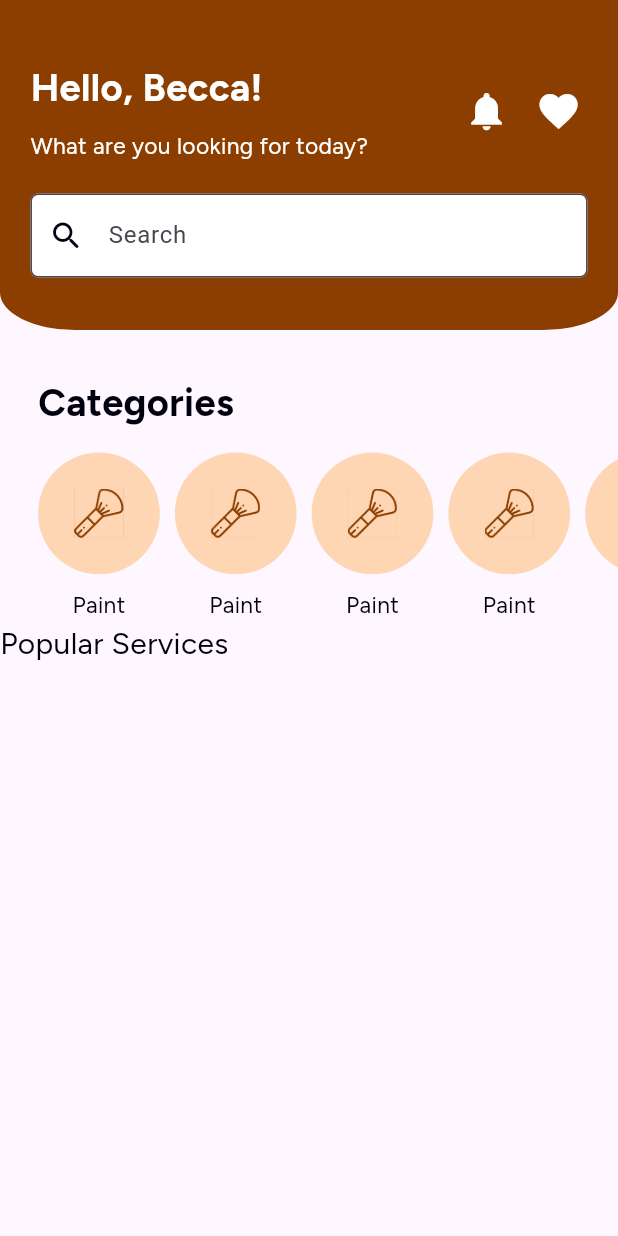
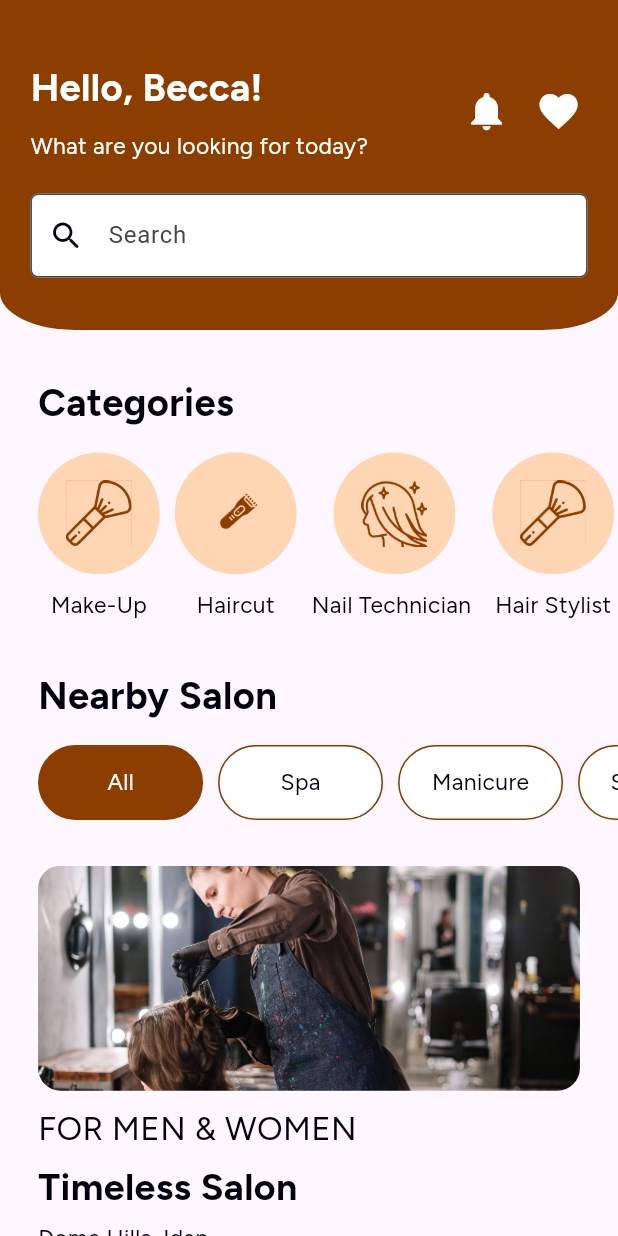
Before and after one commit to theflaury/flaury-mobile-app, a Flutter app: the HomeView screen opened by its route, on a phone screen of 412 x 824 dp. Run offline on Flutter 3.47's test engine with Material 3 defaults, Android fonts, the light colour scheme and no system bars; our stand-ins replace flutter_screenutil, get, google_fonts, iconsax_flutter; statements that could not run were skipped.

Commit message:
get up and dance

```diff
--- a/lib/app/constants/images.dart
+++ b/lib/app/constants/images.dart
@@ -2,5 +2,7 @@ class AppImages {
   static const String nails = 'assets/images/nail.png';
   static const String brush = 'assets/images/brush.png';
   static const String clipper = 'assets/images/clipper.png';
-  static const String makeup = 'assets/images/Group.png';
+  static const String hair = 'assets/images/Group.png';
+  static const String nearbysalon = 'assets/images/Rectangle 64.png';
+  static const String recommended = 'assets/images/Frame 60.png';
 }
--- a/lib/app/modules/home/views/home_view.dart
+++ b/lib/app/modules/home/views/home_view.dart
@@ -3,6 +3,9 @@ import 'package:flaury/app/theme/colors.dart';
 import 'package:flaury/app/widgets/apptext.dart';
 import 'package:flaury/app/widgets/caregories.dart';
 import 'package:flaury/app/widgets/homeheader.dart';
+import 'package:flaury/app/widgets/nearby.dart';
+import 'package:flaury/app/widgets/nearbycontainer.dart';
+import 'package:flaury/app/widgets/recommendation.dart';
 import 'package:flaury/app/widgets/space.dart';
 import 'package:flutter/material.dart';
 import 'package:get/get.dart';
@@ -37,6 +40,7 @@ class HomeView extends GetView<HomeController> {
                         ),
                       ),
                       vSpace(15),
+                      // Categories
                       SingleChildScrollView(
                         physics: const BouncingScrollPhysics(),
                         padding: simPad(0, 25),
@@ -46,28 +50,141 @@ class HomeView extends GetView<HomeController> {
                           children: [
                             Categories(
                               image: AppImages.brush,
-                              data: 'Paint',
+                              data: 'Make-Up',
+                            ),
+                            Categories(
+                              image: AppImages.clipper,
+                              data: 'Haircut',
+                            ),
+                            Categories(
+                              image: AppImages.hair,
+                              data: 'Nail Technician ',
                             ),
                             Categories(
                               image: AppImages.brush,
-                              data: 'Paint',
+                              data: 'Hair Stylist',
                             ),
                             Categories(
                               image: AppImages.brush,
-                              data: 'Paint',
-                            ),
-                            Categories(
-                              image: AppImages.brush,
-                              data: 'Paint',
-                            ),
-                            Categories(
-                              image: AppImages.brush,
-                              data: 'Paint',
+                              data: 'Make-Up',
                             ),
                           ],
                         ),
                       ),
-                      MedAppText('Popular Services', fontSize: 20),
+                      vSpace(30),
+                      Padding(
+                        padding: simPad(0, 25),
+                        child: BigAppText(
+                          'Nearby Salon',
+                        ),
+                      ),
+                      vSpace(15),
+                      // NearBy
+                      SingleChildScrollView(
+                        physics: const BouncingScrollPhysics(),
+                        padding: simPad(0, 25),
+                        scrollDirection: Axis.horizontal,
+                        child: const Wrap(
+                          spacing: 10,
+                          children: [
+                            NearBy(
+                              data: 'All',
+                              textcolor: AppColors.white,
+                              color: AppColors.primary,
+                            ),
+                            NearBy(
+                              data: 'Spa',
+                              textcolor: AppColors.black,
+                              color: AppColors.white,
+                            ),
+                            NearBy(
+                              data: 'Manicure',
+                              textcolor: AppColors.black,
+                              color: AppColors.white,
+                            ),
+                            NearBy(
+                              data: 'Skin Care',
+                              textcolor: AppColors.black,
+                              color: AppColors.white,
+                            ),
+                            NearBy(
+                              data: 'Hair Dressing',
+                              textcolor: AppColors.black,
+                              color: AppColors.white,
+                            ),
+                          ],
+                        ),
+                      ),
+                      vSpace(30),
+                      Padding(
+                        padding: simPad(0, 25),
+                        child: const Column(
+                          children: [
+                            // Card Container
+                            NearbyContainer(
+                              category: 'FOR MEN & WOMEN',
+                              title: 'Timeless Salon',
+                              location: 'Dome Hills, Idan',
+                              image: AppImages.nearbysalon,
+                            ),
+                            NearbyContainer(
+                              category: 'FOR MEN & WOMEN',
+                              title: 'Timeless Salon',
+                              location: 'Dome Hills, Idan',
+                              image: AppImages.nearbysalon,
+                            ),
+                          ],
+                        ),
+                      ),
+                      Padding(
+                        padding: simPad(0, 25),
+                        child: Column(
+                          crossAxisAlignment: CrossAxisAlignment.start,
+                          children: [
+                            BigAppText('Recommendations'),
+                            vSpace(10),
+                            const SingleChildScrollView(
+                              physics: ClampingScrollPhysics(),
+                              scrollDirection: Axis.horizontal,
+                              child: Wrap(
+                                spacing: 20,
+                                children: [
+                                  Recommendation(
+                                    image: AppImages.recommended,
+                                    title: 'Make-Over',
+                                    subtitle:
+                                        'Experience Make-overs in a whole new level',
+                                  ),
+                                  Recommendation(
+                                    image: AppImages.nearbysalon,
+                                    title: 'Make-Over',
+                                    subtitle:
+                                        'Experience Make-overs in a whole new level',
+                                  ),
+                                  Recommendation(
+                                    image: AppImages.recommended,
+                                    title: 'Make-Over',
+                                    subtitle:
+                                        'Experience Make-overs in a whole new level',
+                                  ),
+                                  Recommendation(
+                                    image: AppImages.nearbysalon,
+                                    title: 'Make-Over',
+                                    subtitle:
+                                        'Experience Make-overs in a whole new level',
+                                  ),
+                                  Recommendation(
+                                    image: AppImages.recommended,
+                                    title: 'Make-Over',
+                                    subtitle:
+                                        'Experience Make-overs in a whole new level',
+                                  ),
+                                ],
+                              ),
+                            ),
+                          ],
+                        ),
+                      )
                     ],
                   ),
                 ),
--- a/lib/app/modules/newpass/views/newpass_view.dart
+++ b/lib/app/modules/newpass/views/newpass_view.dart
@@ -1,10 +1,8 @@
 import 'package:flaury/app/routes/app_pages.dart';
 import 'package:flaury/app/theme/colors.dart';
 import 'package:flaury/app/widgets/apptext.dart';
-import 'package:flaury/app/widgets/fgbutton.dart';
 import 'package:flaury/app/widgets/space.dart';
 import 'package:flaury/app/widgets/textfields.dart';
-import 'package:flutter/foundation.dart';
 import 'package:flutter/material.dart';
 import 'package:flutter_screenutil/flutter_screenutil.dart';
 
--- a/lib/app/modules/phoneauth/views/phoneauth_view.dart
+++ b/lib/app/modules/phoneauth/views/phoneauth_view.dart
@@ -1,4 +1,3 @@
-import 'package:flaury/app/routes/app_pages.dart';
 import 'package:flaury/app/theme/colors.dart';
 import 'package:flaury/app/widgets/apptext.dart';
 import 'package:flaury/app/widgets/otp.dart';
--- a/lib/app/modules/splashscreen/controllers/splashscreen_controller.dart
+++ b/lib/app/modules/splashscreen/controllers/splashscreen_controller.dart
@@ -14,7 +14,7 @@ class SplashscreenController extends GetxController {
   Future<void> onReady() async {
     await Future.delayed(const Duration(seconds: 5));
 
-    Get.offAllNamed(Routes.HOME);
+    Get.offAllNamed(Routes.BOTTOMNAVIGATION);
 
     super.onReady();
   }
--- a/lib/app/routes/app_pages.dart
+++ b/lib/app/routes/app_pages.dart
@@ -1,5 +1,4 @@
 import 'package:get/get.dart';
-
 import '../modules/emailauth/bindings/emailauth_binding.dart';
 import '../modules/emailauth/views/emailauth_view.dart';
 import '../modules/forgot_password/bindings/forgot_password_binding.dart';
@@ -79,5 +78,6 @@ class AppPages {
       page: () => const HomeView(),
       binding: HomeBinding(),
     ),
+
   ];
 }
--- a/lib/app/routes/app_routes.dart
+++ b/lib/app/routes/app_routes.dart
@@ -14,6 +14,7 @@ abstract class Routes {
   static const PHONEAUTH = _Paths.PHONEAUTH;
   static const EMAILAUTH = _Paths.EMAILAUTH;
   static const HOME = _Paths.HOME;
+  static const BOTTOMNAVIGATION = _Paths.BOTTOMNAVIGATION;
 }
 
 abstract class _Paths {
@@ -29,4 +30,5 @@ abstract class _Paths {
   static const PHONEAUTH = '/phoneauth';
   static const EMAILAUTH = '/emailauth';
   static const HOME = '/home';
+  static const BOTTOMNAVIGATION = '/bottomnavigation';
 }
--- a/lib/app/widgets/caregories.dart
+++ b/lib/app/widgets/caregories.dart
@@ -1,4 +1,3 @@
-import 'package:flaury/app/constants/images.dart';
 import 'package:flaury/app/theme/colors.dart';
 import 'package:flaury/app/widgets/apptext.dart';
 import 'package:flaury/app/widgets/space.dart';
@@ -12,10 +11,8 @@ class Categories extends StatelessWidget {
     required this.data,
     required this.image,
   });
-
   final Function()? onTap;
   final String image;
-
   final String data;
 
   @override
@@ -29,7 +26,7 @@ class Categories extends StatelessWidget {
             backgroundColor: AppColors.primarylight,
             child: Image.asset(
               image,
-              width: 30.w,
+              width: 40.w,
             ),
           ),
           vSpace(10),
--- /dev/null
+++ b/lib/app/widgets/nearby.dart
@@ -0,0 +1,44 @@
+import 'package:flaury/app/theme/colors.dart';
+import 'package:flaury/app/widgets/apptext.dart';
+import 'package:flutter/material.dart';
+
+class NearBy extends StatelessWidget {
+  const NearBy({
+    super.key,
+    this.onTap,
+    this.color,
+    required this.data,
+    this.textcolor,
+  });
+
+  final Function()? onTap;
+  final Color? textcolor;
+  final Color? color;
+  final String data;
+
+  @override
+  Widget build(BuildContext context) {
+    return GestureDetector(
+        onTap: onTap,
+        child: Container(
+          width: 110.0,
+          height: 50.0,
+          decoration: BoxDecoration(
+            color: color ?? AppColors.white,
+            border: Border.all(
+              color: AppColors.primary,
+              width: 1.05,
+            ),
+            borderRadius: const BorderRadius.all(
+              Radius.circular(30),
+            ),
+          ),
+          child: Center(
+            child: SmallAppText(
+              data,
+              color: textcolor ?? AppColors.white,
+            ),
+          ),
+        ));
+  }
+}
--- /dev/null
+++ b/lib/app/widgets/nearbycontainer.dart
@@ -0,0 +1,59 @@
+import 'package:flaury/app/widgets/apptext.dart';
+import 'package:flaury/app/widgets/space.dart';
+import 'package:flutter/material.dart';
+
+class NearbyContainer extends StatelessWidget {
+  const NearbyContainer({
+    super.key,
+    required this.category,
+    required this.title,
+    required this.location,
+    required this.image,
+    //required this.onTap,
+  });
+
+  final String category;
+  final String title;
+  final String location;
+  final String image;
+  // final Function onTap;
+
+  @override
+  Widget build(BuildContext context) {
+    return GestureDetector(
+      // onTap: onTap(),
+      child: Column(
+        mainAxisAlignment: MainAxisAlignment.start,
+        crossAxisAlignment: CrossAxisAlignment.start,
+        children: [
+          Container(
+            width: double.infinity,
+            height: 150.0,
+            decoration: BoxDecoration(
+              borderRadius: const BorderRadius.all(
+                Radius.circular(15),
+              ),
+              image: DecorationImage(
+                  image: AssetImage(image),
+                  fit: BoxFit
+                      .cover), //fit: BoxFit.cover, width: double.infinity,
+            ),
+          ),
+          vSpace(10),
+          MedAppText(
+            category,
+            fontSize: 22.0,
+          ),
+          vSpace(5),
+          BigAppText(
+            title,
+            fontSize: 25.0,
+          ),
+          vSpace(5),
+          SmallAppText(location),
+          vSpace(30),
+        ],
+      ),
+    );
+  }
+}
--- /dev/null
+++ b/lib/app/widgets/recommendation.dart
@@ -0,0 +1,66 @@
+import 'package:flaury/app/theme/colors.dart';
+import 'package:flaury/app/widgets/apptext.dart';
+import 'package:flaury/app/widgets/space.dart';
+import 'package:flutter/material.dart';
+
+class Recommendation extends StatelessWidget {
+  const Recommendation({
+    super.key,
+    required this.title,
+    required this.subtitle,
+    required this.image,
+    //required this.onTap,
+  });
+
+  final String title;
+  final String subtitle;
+  final String image;
+  // final Function onTap;
+
+  @override
+  Widget build(BuildContext context) {
+    return GestureDetector(
+      // onTap: onTap(),
+      child: Column(
+        mainAxisAlignment: MainAxisAlignment.start,
+        crossAxisAlignment: CrossAxisAlignment.start,
+        children: [
+          Container(
+            width: 158,
+            height: 175.0,
+            decoration: BoxDecoration(
+              borderRadius: const BorderRadius.all(
+                Radius.circular(15),
+              ),
+              image: DecorationImage(
+                  image: AssetImage(image),
+                  fit: BoxFit
+                      .cover), //fit: BoxFit.cover, width: double.infinity,
+            ),
+          ),
+          vSpace(5),
+          SizedBox(
+            width: 156.0,
+            height: 170.0,
+            child: Column(
+              mainAxisAlignment: MainAxisAlignment.start,
+              crossAxisAlignment: CrossAxisAlignment.start,
+              children: [
+                BigAppText(
+                  title,
+                  color: AppColors.primary,
+                ),
+                vSpace(5),
+                SmallAppText(
+                  subtitle,
+                ),
+              ],
+            ),
+          ),
+        ],
+      ),
+    );
+
+  }
+
+}
```
Also changed, not shown: assets/images/Frame 60.png (added).
